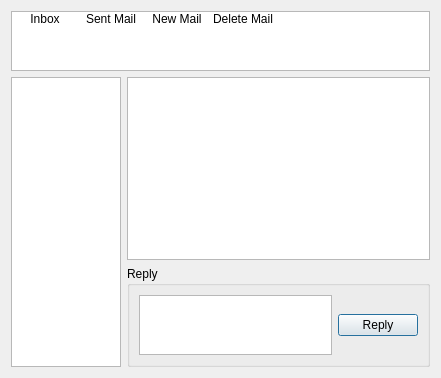
Before: the Qt Designer form src/qt/ui/user_inbox.ui in maidsafe-archive/MaidSafe-Encrypt, drawn with Qt 5.
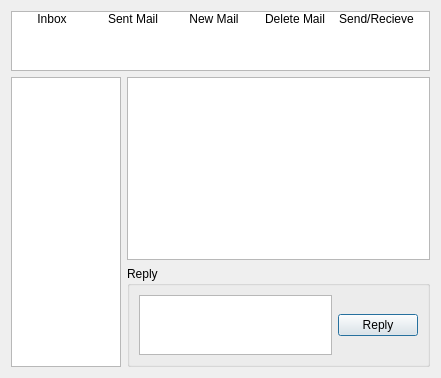
After: the same form once the commit is applied. Icons and pictures are not drawn.

Commit message: User Profile Settings Implemented and User Inbox Tweaks

```diff
--- a/src/qt/ui/user_inbox.ui
+++ b/src/qt/ui/user_inbox.ui
@@ -116,6 +116,9 @@
        <height>60</height>
       </size>
      </property>
+     <property name="isWrapping" stdset="0">
+      <bool>false</bool>
+     </property>
      <property name="viewMode">
       <enum>QListView::IconMode</enum>
      </property>
@@ -158,6 +161,15 @@
         <normaloff>:/icons/32/Delete_Mail</normaloff>:/icons/32/Delete_Mail</iconset>
       </property>
      </item>
+     <item>
+      <property name="text">
+       <string>Send/Recieve</string>
+      </property>
+      <property name="icon">
+       <iconset resource="../resources/resources.qrc">
+        <normaloff>:/icons/32/Send_Recieve</normaloff>:/icons/32/Send_Recieve</iconset>
+      </property>
+     </item>
     </widget>
    </item>
   </layout>
```
The commit also changes 9 other files.
